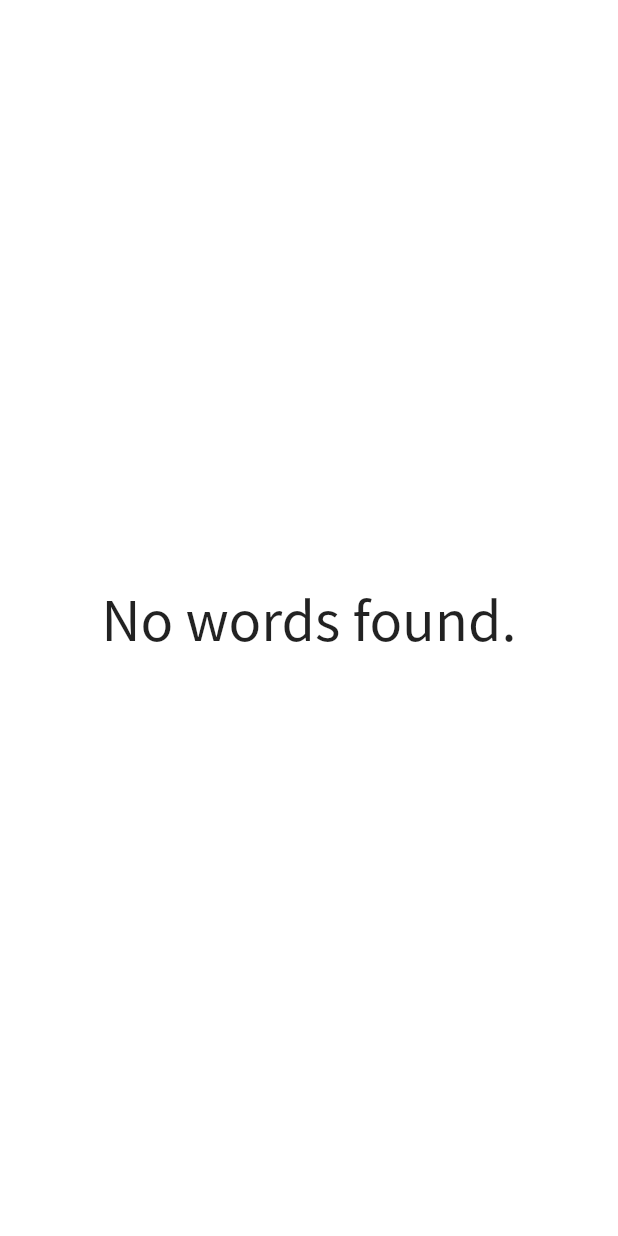
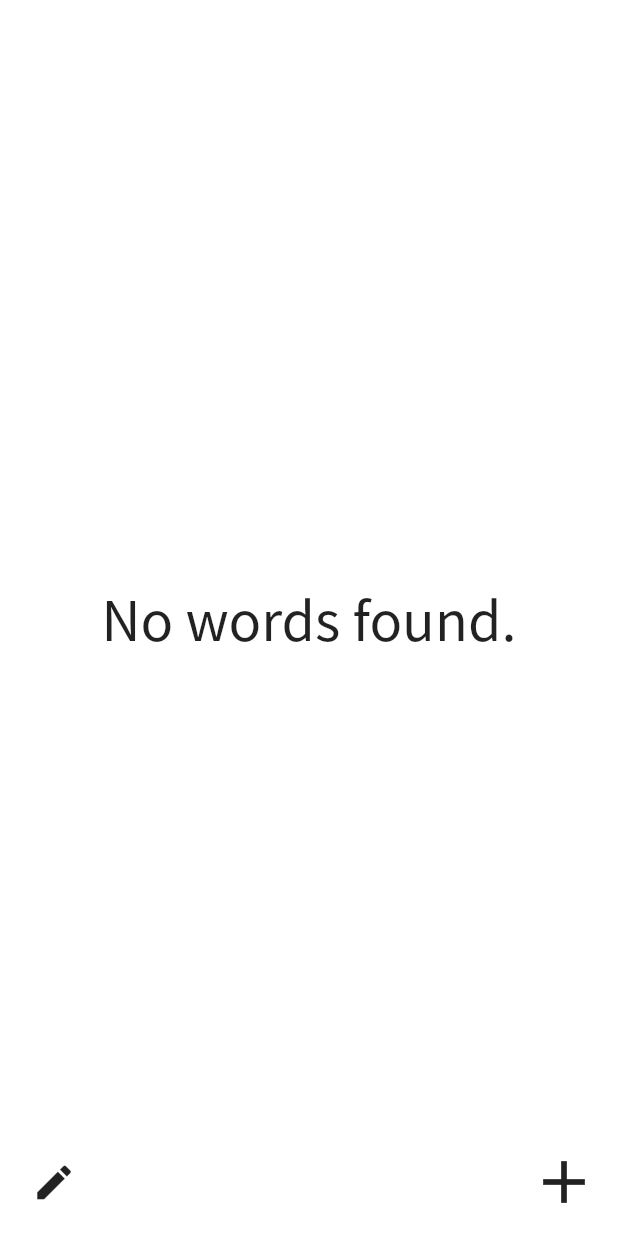
Before and after one commit to hlwanhoj/Nihongo, a Flutter app: the screen it shows after launch, on a phone screen of 412 x 824 dp. Run offline on Flutter 3.47's test engine with Material 2 defaults, Android fonts, the phone set to English and light mode, and no system bars; our stand-ins replace equatable, flutter_bloc, rxdart.

Commit message:
Add routing from word card list to detail

```diff
--- a/lib/main.dart
+++ b/lib/main.dart
@@ -1,6 +1,8 @@
 import 'package:flutter/material.dart';
 import 'package:provider/provider.dart';
 import 'stores/file_store.dart';
+import 'word_card_flow/word_card_flow.dart';
+import 'word_card_flow/word_card_route_parser.dart';
 import 'word_card_list_page/word_card_data_repository.dart';
 import 'word_card_list_page/word_card_list_page.dart';
 
@@ -14,28 +16,39 @@ class MyApp extends StatelessWidget {
   // This widget is the root of your application.
   @override
   Widget build(BuildContext context) {
-    return MaterialApp(
-      title: 'Flutter Demo',
-      theme: ThemeData(
-        // This is the theme of your application.
-        //
-        // Try running your application with "flutter run". You'll see the
-        // application has a blue toolbar. Then, without quitting the app, try
-        // changing the primarySwatch below to Colors.green and then invoke
-        // "hot reload" (press "r" in the console where you ran "flutter run",
-        // or simply save your changes to "hot reload" in a Flutter IDE).
-        // Notice that the counter didn't reset back to zero; the application
-        // is not restarted.
-        primarySwatch: Colors.blue,
-      ),
-      home: MultiProvider(
-        providers: [
-          Provider(
-              create: (_) => WordCardDataRepository(local: FileStore.shared))
-        ],
-        child: const WordCardListPage(),
-      ),
-    );
+    return MaterialApp.router(
+        routeInformationParser: WordCardRouteParser(),
+        routerDelegate: WordCardFlow());
+    // return MaterialApp(
+    //   title: 'Flutter Demo',
+    //   theme: ThemeData(
+    //     // This is the theme of your application.
+    //     //
+    //     // Try running your application with "flutter run". You'll see the
+    //     // application has a blue toolbar. Then, without quitting the app, try
+    //     // changing the primarySwatch below to Colors.green and then invoke
+    //     // "hot reload" (press "r" in the console where you ran "flutter run",
+    //     // or simply save your changes to "hot reload" in a Flutter IDE).
+    //     // Notice that the counter didn't reset back to zero; the application
+    //     // is not restarted.
+    //     primarySwatch: Colors.blue,
+    //   ),
+    //   home: Navigator(
+    //     pages: [
+    //       MaterialPage(
+    //           key: const ValueKey('WordCardListPage'),
+    //           child: MultiProvider(
+    //             providers: [
+    //               Provider(
+    //                   create: (_) =>
+    //                       WordCardDataRepository(local: FileStore.shared))
+    //             ],
+    //             child: const WordCardListPage(),
+    //           ))
+    //     ],
+    //     onPopPage: (route, result) => route.didPop(result),
+    //   ),
+    // );
   }
 }
 
--- a/lib/stores/file_store.dart
+++ b/lib/stores/file_store.dart
@@ -21,7 +21,7 @@ class FileStore implements WordCardDataProviderType {
     final File file = await _getWordsFile();
     final wordsJSONString = await file.readAsString();
     final json = jsonDecode(wordsJSONString);
-    final wordMaps = Utility.cast<List<dynamic>>(jsonDecode(wordsJSONString));
+    final wordMaps = Utility.cast<List<dynamic>>(json);
     if (wordMaps != null) {
       final words = wordMaps.map((e) {
         final word = Utility.cast<Map<String, dynamic>>(e);
--- /dev/null
+++ b/lib/word_card_flow/word_card_route_path.dart
@@ -0,0 +1,14 @@
+/// Representing the hierarchy of the word card pages
+abstract class WordCardRoutePath {}
+
+class WordCardListRoutePath implements WordCardRoutePath {}
+
+/// Representing `List -> Detail(Edit Mode)`
+class WordCardEditRoutePath implements WordCardRoutePath {
+  final String cardId;
+
+  WordCardEditRoutePath({required this.cardId});
+}
+
+/// Representing `List -> New Card`
+class WordCardAddRoutePath implements WordCardRoutePath {}
--- a/lib/word_card_list_page/word_card_list_page.dart
+++ b/lib/word_card_list_page/word_card_list_page.dart
@@ -14,15 +14,23 @@ part 'word_card_list_event.dart';
 part 'word_card_list_bloc.dart';
 
 class WordCardListPage extends StatelessWidget {
-  const WordCardListPage({Key? key}) : super(key: key);
+  final void Function()? onAddCard;
+
+  const WordCardListPage({
+    this.onAddCard,
+    Key? key,
+  }) : super(key: key);
 
   @override
   Widget build(BuildContext context) {
     return Scaffold(
       backgroundColor: Colors.white,
       body: BlocProvider(
-        create: (context) => WordCardListBloc(context.read<WordCardDataRepository>()),
-        child: const WordCardListView(),
+        create: (context) =>
+            WordCardListBloc(context.read<WordCardDataRepository>()),
+        child: WordCardListView(
+          onAddCard: onAddCard,
+        ),
       ),
     );
   }
@@ -31,7 +39,12 @@ class WordCardListPage extends StatelessWidget {
 //
 
 class WordCardListView extends StatefulWidget {
-  const WordCardListView({Key? key}) : super(key: key);
+  final void Function()? onAddCard;
+
+  const WordCardListView({
+    this.onAddCard,
+    Key? key,
+  }) : super(key: key);
 
   @override
   _WordCardListViewState createState() => _WordCardListViewState();
@@ -83,18 +96,8 @@ class _WordCardListViewState extends State<WordCardListView> {
               },
             ),
           ));
-        }
-
-        if (stackChildren.isNotEmpty) {
-          return SizedBox.expand(
-            child: Stack(
-              alignment: AlignmentDirectional.center,
-              fit: StackFit.loose,
-              children: stackChildren,
-            ),
-          );
         } else {
-          return const Center(
+          stackChildren.add(const Center(
             child: Text(
               'No words found.',
               textAlign: TextAlign.center,
@@ -103,8 +106,46 @@ class _WordCardListViewState extends State<WordCardListView> {
                 fontFamily: Constants.defaultFontFamily,
               ),
             ),
-          );
+          ));
         }
+
+        // Add new card button
+        stackChildren.add(Positioned(
+          bottom: 12,
+          right: 12,
+          child: IconButton(
+            icon: const Icon(Icons.add),
+            iconSize: 48,
+            padding: const EdgeInsets.all(0),
+            splashRadius: 30,
+            onPressed: widget.onAddCard,
+          ),
+        ));
+
+        // Edit current card button
+        stackChildren.add(Positioned(
+          bottom: 12,
+          left: 12,
+          child: IconButton(
+            icon: const Icon(Icons.edit),
+            iconSize: 30,
+            padding: const EdgeInsets.all(9),
+            splashRadius: 30,
+            onPressed: () {
+              // context
+              //     .read<WordCardListBloc>()
+              //     .add(WordCardListNextCardRequested());
+            },
+          ),
+        ));
+
+        return SizedBox.expand(
+          child: Stack(
+            alignment: AlignmentDirectional.center,
+            fit: StackFit.loose,
+            children: stackChildren,
+          ),
+        );
       },
     );
   }
```
Also changed, not shown: lib/word_card_edit_page/word_card_edit_page.dart (added, +35 -0 lines), lib/word_card_flow/word_card_flow.dart (added, +78 -0 lines), lib/word_card_flow/word_card_route_parser.dart (added, +11 -0 lines), lib/word_card_list_page/word_card_data_repository.dart (+0 -43 lines).
